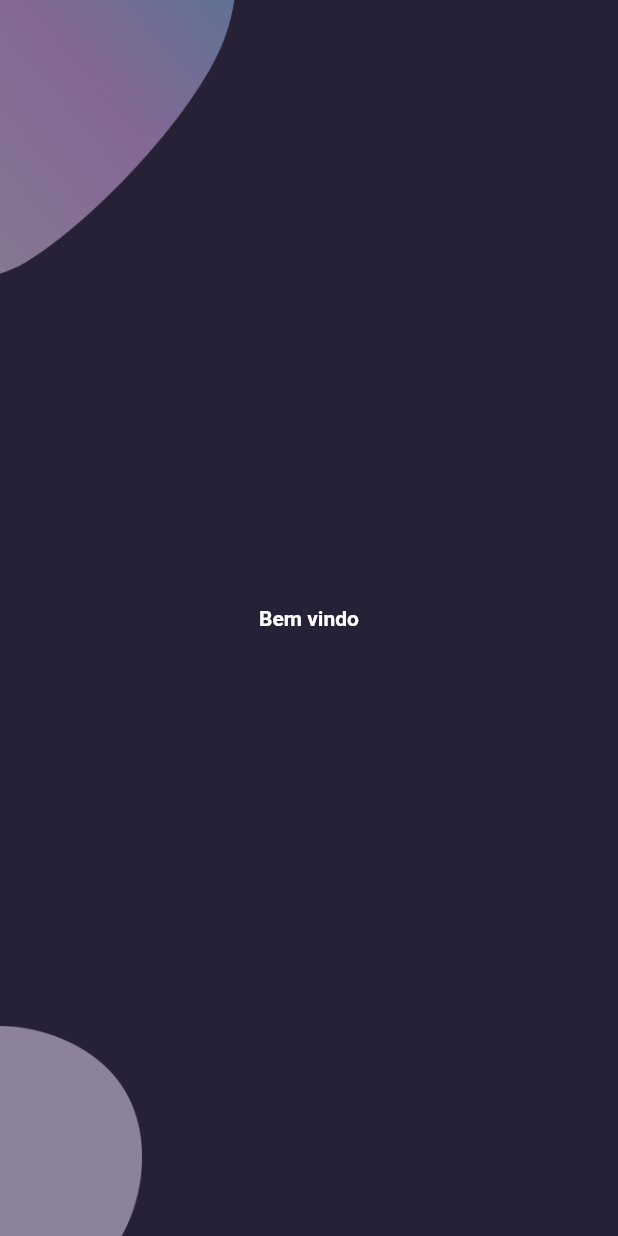
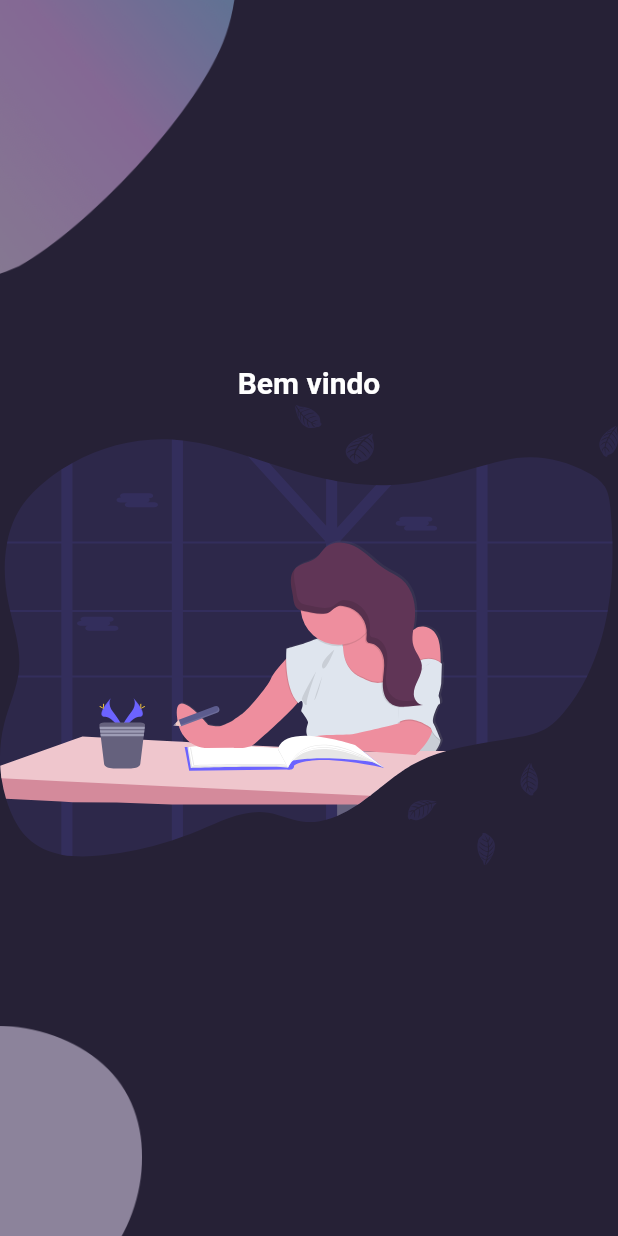
Before and after one commit to hmartiins/Git-Book, a Flutter app: the screen it shows after launch, on a phone screen of 412 x 824 dp. Run offline on Flutter 3.47's test engine with Material 2 defaults, Android fonts, the phone set to English and light mode, and no system bars; our stand-ins replace flutter_svg.

Commit message:
style(mobile): adding asset in the center of the screen

```diff
--- a/mobile/lib/pages/Welcome/components/body.dart
+++ b/mobile/lib/pages/Welcome/components/body.dart
@@ -1,5 +1,6 @@
 import 'package:flutter/material.dart';
 import 'package:mobile/pages/Welcome/components/background.dart';
+import 'package:flutter_svg/flutter_svg.dart';
 
 class Body extends StatelessWidget {
   @override
@@ -11,8 +12,17 @@ class Body extends StatelessWidget {
         children: <Widget>[
           Text(
             "Bem vindo",
-            style: TextStyle(fontWeight: FontWeight.bold, color: Colors.white)
+            style: TextStyle(
+              fontSize: 20,
+              fontWeight: FontWeight.bold,
+              color: Colors.white,
+            )
           ),
+          SvgPicture.asset(
+            "assets/img/studyng.svg",
+            height: size.height * 0.38,
+          ),
+
         ],
       ),
     );
--- a/mobile/pubspec.yaml
+++ b/mobile/pubspec.yaml
@@ -12,7 +12,7 @@ dependencies:
   # The following adds the Cupertino Icons font to your application.
   # Use with the CupertinoIcons class for iOS style icons.
   cupertino_icons: ^0.1.3
-  flutter_svg: ^0.17.4
+  flutter_svg: ^0.18.0
 
 dev_dependencies:
   flutter_test:
```
Also changed, not shown: mobile/pubspec.lock.
